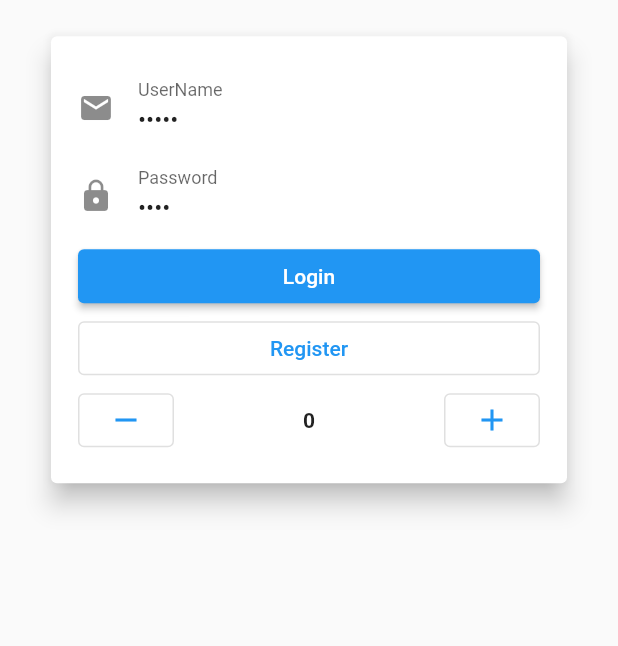
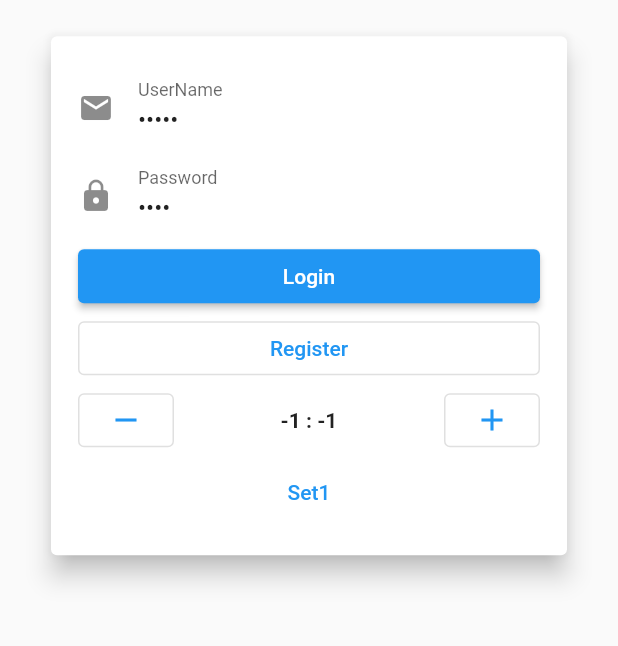
Before and after one commit to piyapong-it/demo1, a Flutter app: the screen it shows after launch, after a tap on the "remove" icon, on a phone screen of 412 x 824 dp, the part 321-967 px from its top. Run offline on Flutter 3.47's test engine with Material 2 defaults, Android fonts, the phone set to English and light mode, and no system bars; our stand-ins replace bloc, equatable, flutter_bloc.

Commit message:
::bloc counter

```diff
--- a/lib/src/app.dart
+++ b/lib/src/app.dart
@@ -1,17 +1,24 @@
+import 'package:demo1/src/bloc/counter/counter_bloc.dart';
 import 'package:demo1/src/pages/app_routes.dart';
 import 'package:demo1/src/pages/home/home_page.dart';
 import 'package:demo1/src/pages/login/login_page.dart';
 import 'package:flutter/material.dart';
+import 'package:flutter_bloc/flutter_bloc.dart';
 
 class App extends StatelessWidget {
   const App({Key? key}) : super(key: key);
 
-  @override
+ @override
   Widget build(BuildContext context) {
-    return MaterialApp(
-      title: "CodeMobiles App",
-      routes: AppRoute.all,
-      home: LoginPage(),
+    final counterBloc = BlocProvider<CounterBloc>(create: (context) => CounterBloc());
+
+    return MultiBlocProvider(
+      providers: [counterBloc],
+      child: MaterialApp(
+        title: "CodeMobiles App",
+        routes: AppRoute.all,
+        home: LoginPage(),
+      ),
     );
   }
 }
--- /dev/null
+++ b/lib/src/bloc/auth/auth_event.dart
@@ -0,0 +1,5 @@
+part of 'auth_bloc.dart';
+
+abstract class AuthEvent extends Equatable {
+  const AuthEvent();
+}
--- /dev/null
+++ b/lib/src/bloc/counter/counter_bloc.dart
@@ -0,0 +1,23 @@
+import 'package:bloc/bloc.dart';
+import 'package:equatable/equatable.dart';
+
+part 'counter_event.dart';
+part 'counter_state.dart';
+
+class CounterBloc extends Bloc<CounterEvent, CounterState> {
+  CounterBloc() : super(CounterState()) {
+    // Add
+    on<CounterEventAdd>((event, emit) {
+      emit(state.copyWith(count1: state.count1 + 1, count2: state.count2 + 1));
+    });
+
+    // Remove
+    on<CounterEventRemove>((event, emit) {
+      emit(state.copyWith(count1: state.count1 - 1, count2: state.count2 - 1));
+    });
+ // Set
+    on<CounterEventSet1>((event, emit) {
+      emit(state.copyWith(count1: event.newValue));
+    });
+  }
+}
--- /dev/null
+++ b/lib/src/bloc/counter/counter_event.dart
@@ -0,0 +1,20 @@
+part of 'counter_bloc.dart';
+
+abstract class CounterEvent extends Equatable {
+  const CounterEvent();
+
+  @override
+  List<Object?> get props => [];
+}
+
+// Add
+class CounterEventAdd extends CounterEvent {}
+
+// Remove
+class CounterEventRemove extends CounterEvent {}
+
+//set
+class CounterEventSet1 extends CounterEvent {
+  final int newValue;
+  CounterEventSet1(this.newValue);
+}
--- /dev/null
+++ b/lib/src/bloc/counter/counter_state.dart
@@ -0,0 +1,15 @@
+part of 'counter_bloc.dart';
+
+class CounterState extends Equatable {
+  const CounterState({this.count1 = 0, this.count2 = 0});
+  final int count1;
+  final int count2;
+
+  CounterState copyWith({int? count1, int? count2}) {
+    return CounterState(
+        count1: count1 ?? this.count1, count2: count2 ?? this.count2);
+  }
+
+  @override
+  List<Object> get props => [count1, count2];
+}
--- a/lib/src/pages/login/widgets/login_form.dart
+++ b/lib/src/pages/login/widgets/login_form.dart
@@ -1,4 +1,7 @@
 import 'package:flutter/material.dart';
+import 'package:flutter_bloc/flutter_bloc.dart';
+
+import '../../../bloc/counter/counter_bloc.dart';
 
 class LoginForm extends StatelessWidget {
   LoginForm({required this.defaultUsername, this.defaultPassword, super.key});
@@ -62,10 +65,31 @@ class LoginForm extends StatelessWidget {
               Row(
                 mainAxisAlignment: MainAxisAlignment.spaceBetween,
                 children: [
-                  OutlinedButton(onPressed: () {}, child: Icon(Icons.remove)),
-                  Text("0", style: TextStyle(fontWeight: FontWeight.bold)),
-                  OutlinedButton(onPressed: () {}, child: Icon(Icons.add)),
+                  OutlinedButton(
+                    onPressed: () =>
+                        context.read<CounterBloc>().add(CounterEventRemove()),
+                    child: Icon(Icons.remove),
+                  ),
+                  BlocBuilder<CounterBloc, CounterState>(
+                    builder: (context, state) {
+                      return Text(
+                        "${state.count1} : ${state.count2}",
+                        style: TextStyle(fontWeight: FontWeight.bold),
+                      );
+                    },
+                  ),
+                  OutlinedButton(
+                    onPressed: () =>
+                        context.read<CounterBloc>().add(CounterEventAdd()),
+                    child: Icon(Icons.add),
+                  ),
                 ],
+              ),
+              // Set Button
+              TextButton(
+                onPressed: () =>
+                    context.read<CounterBloc>().add(CounterEventSet1(0)),
+                child: Text("Set1"),
               )
             ],
           ),
--- a/pubspec.yaml
+++ b/pubspec.yaml
@@ -35,11 +35,12 @@ dependencies:
   # The following adds the Cupertino Icons font to your application.
   # Use with the CupertinoIcons class for iOS style icons.
   cupertino_icons: ^1.0.2
+  equatable: ^2.0.5
+  flutter_bloc: ^8.1.2
 
 dev_dependencies:
   flutter_test:
     sdk: flutter
-
   # The "flutter_lints" package below contains a set of recommended lints to
   # encourage good coding practices. The lint set provided by the package is
   # activated in the `analysis_options.yaml` file located at the root of your
```
Also changed, not shown: lib/src/bloc/auth/auth_bloc.dart (added, +15 -0 lines), lib/src/bloc/auth/auth_state.dart (added, +10 -0 lines), pubspec.lock, 1 other file.
